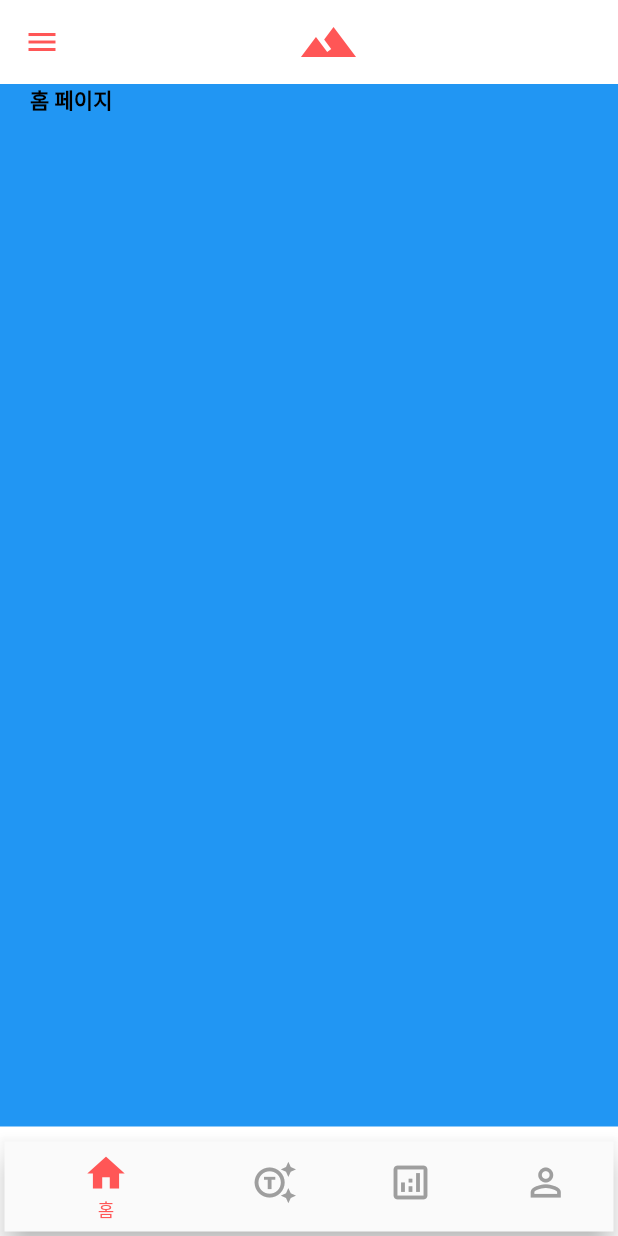
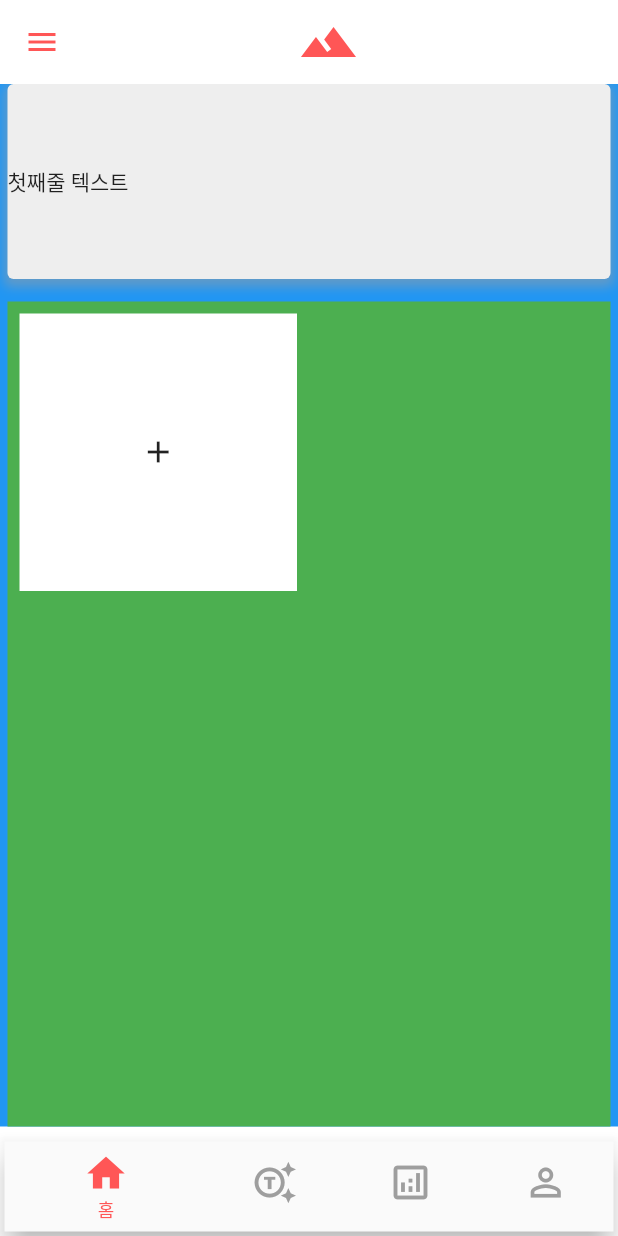
Before and after one commit to day0ung/mirea_on, a Flutter app: the HomeApp screen opened directly, on a phone screen of 412 x 824 dp. Run offline on Flutter 3.47's test engine with Material 2 defaults, Android fonts, the light colour scheme and no system bars; statements that could not run were skipped.

Commit message:
chore : home page레이아웃 구성

```diff
--- a/front-end/mirea_on/lib/pages/page_home.dart
+++ b/front-end/mirea_on/lib/pages/page_home.dart
@@ -1,4 +1,5 @@
 import 'package:flutter/material.dart';
+
 
 class HomePage extends StatefulWidget{
   const HomePage({Key? key}) : super(key: key);
@@ -7,31 +8,96 @@ class HomePage extends StatefulWidget{
   State<StatefulWidget>  createState() => _HomePage();
 }
 
-class _HomePage extends State<HomePage>{
+class _HomePage extends State<HomePage> {
+  List<String> cards = [];
 
   @override
   Widget build(BuildContext context) {
     return Container(
-      padding: const EdgeInsets.only(left: 20, right: 20),
-      decoration: BoxDecoration(
-        color: Colors.blue, // 블루로 설정
-      ),
-      child: Row(
+      padding: const EdgeInsets.only(left: 5, right: 5),
+      // margin: const EdgeInsets.only(left: 5, right: 5),
+      color: Colors.blue,
+      child: Column(
+        crossAxisAlignment: CrossAxisAlignment.start,
         children: [
-          const SizedBox( height: 150),
-
-          Column(
-            crossAxisAlignment: CrossAxisAlignment.start,
-            children: const [
-              Text(
-                '홈 페이지',
-                style:
-                TextStyle(color: Colors.black, fontWeight: FontWeight.bold),
+          Container(
+            decoration: BoxDecoration(
+              color: Colors.grey[200],
+              borderRadius: BorderRadius.circular(4),
+              boxShadow: [
+                BoxShadow(
+                  color: Colors.grey.withOpacity(0.5),
+                  spreadRadius: 2,
+                  blurRadius: 5,
+                  offset: Offset(0, 3),
+                ),
+              ],
+            ),
+            height: 130,
+            child: Row(
+              children: [
+                Text('첫째줄 텍스트'),
+              ],
+            ),
+          ),
+          Expanded(
+            child: Container(
+              margin: const EdgeInsets.only(top: 15),
+              color: Colors.green,
+              child: GridView.count(
+                crossAxisCount: 2,
+                children: [
+                  ...cards.map((card) => CardItem(text: card)).toList(),
+                  CardButton(onPressed: addCard),
+                ],
               ),
-            ],
+            ),
           ),
         ],
       ),
     );
   }
+
+  void addCard() {
+    setState(() {
+      cards.add('New Card');
+    });
+  }
 }
+
+class CardItem extends StatelessWidget {
+  final String text;
+
+  const CardItem({required this.text});
+
+  @override
+  Widget build(BuildContext context) {
+    return Container(
+      margin: const EdgeInsets.all(8),
+      color: Colors.white,
+      child: Center(
+        child: Text(text),
+      ),
+    );
+  }
+}
+
+class CardButton extends StatelessWidget {
+  final VoidCallback onPressed;
+
+  const CardButton({required this.onPressed});
+
+  @override
+  Widget build(BuildContext context) {
+    return Container(
+      margin: const EdgeInsets.all(8),
+      color: Colors.white,
+      child: InkWell(
+        onTap: onPressed,
+        child: Center(
+          child: Icon(Icons.add),
+        ),
+      ),
+    );
+  }
+}
```
Also changed, not shown: front-end/mirea_on/lib/not/app_bottom_bar_item.dart (deleted, +0 -9 lines), front-end/mirea_on/lib/not/category_model.dart (deleted, +0 -15 lines), front-end/mirea_on/lib/screens/app_bottom_bar.dart (deleted, +0 -84 lines), front-end/mirea_on/lib/screens/app_header.dart (deleted, +0 -41 lines).
